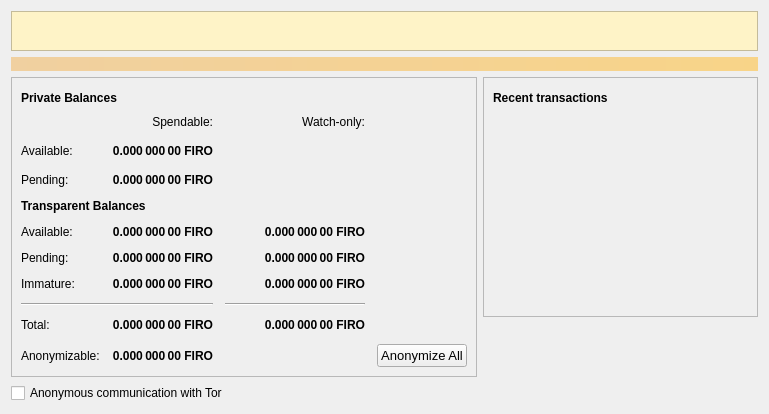
Above: src/qt/forms/overviewpage.ui from firoorg/firo before the change. Below: the same form after it.
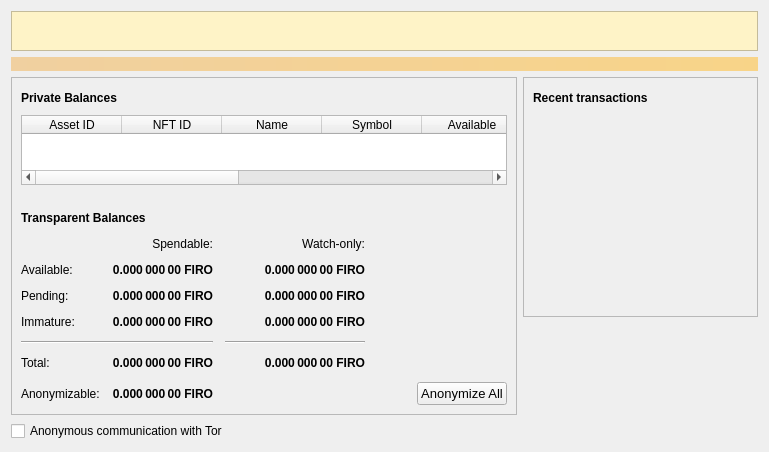
That is the form after the change. Icons and pictures are not drawn.

Diff of the .ui file:
```diff
--- a/src/qt/forms/overviewpage.ui
+++ b/src/qt/forms/overviewpage.ui
@@ -15,75 +15,75 @@
   </property>
   <layout class="QVBoxLayout" name="topLayout">
    <item>
-     <widget class="QFrame" name="warningFrame">
-      <property name="frameShape">
-       <enum>QFrame::StyledPanel</enum>
-      </property>
-      <property name="frameShadow">
-       <enum>QFrame::Raised</enum>
-      </property>
-       <property name="styleSheet">
-         <string>font-size: 14px; color: #92400E; background-color:#FEF3C7;</string>
-       </property>
-      <layout class="QHBoxLayout" name="warningLayout">
-       <item>
-        <spacer name="horizontalSpacer_warning1">
-          <property name="orientation">
-          <enum>Qt::Horizontal</enum>
-          </property>
-          <property name="sizeHint" stdset="0">
-          <size>
+    <widget class="QFrame" name="warningFrame">
+     <property name="styleSheet">
+      <string>font-size: 14px; color: #92400E; background-color:#FEF3C7;</string>
+     </property>
+     <property name="frameShape">
+      <enum>QFrame::StyledPanel</enum>
+     </property>
+     <property name="frameShadow">
+      <enum>QFrame::Raised</enum>
+     </property>
+     <layout class="QHBoxLayout" name="warningLayout">
+      <item>
+       <spacer name="horizontalSpacer_warning1">
+        <property name="orientation">
+         <enum>Qt::Horizontal</enum>
+        </property>
+        <property name="sizeHint" stdset="0">
+         <size>
           <width>20</width>
           <height>20</height>
-          </size>
-          </property>
-        </spacer>
-       </item>
-       <item>
-         <widget class="QLabel" name="textWarning1">
-           <property name="text">
-           <string> </string>
-           </property>
-           <property name="alignment">
-             <set>Qt::AlignCenter</set>
-           </property>
-         </widget>
-       </item>
-       <item>
+         </size>
+        </property>
+       </spacer>
+      </item>
+      <item>
+       <widget class="QLabel" name="textWarning1">
+        <property name="text">
+         <string/>
+        </property>
+        <property name="alignment">
+         <set>Qt::AlignCenter</set>
+        </property>
+       </widget>
+      </item>
+      <item>
        <widget class="QPushButton" name="migrateButton">
-         <property name="text">
+        <property name="styleSheet">
+         <string>padding-left: -60px; padding-right: -60px; font-weight: bold</string>
+        </property>
+        <property name="text">
          <string> Click here </string>
-         </property>
-         <property name="styleSheet">
-          <string>padding-left: -60px; padding-right: -60px; font-weight: bold</string>
-         </property>
+        </property>
        </widget>
-       </item>
-       <item>
-         <widget class="QLabel" name="textWarning2">
-           <property name="text">
-           <string> </string>
-           </property>
-           <property name="alignment">
-             <set>Qt::AlignCenter</set>
-           </property>
-         </widget>
-       </item>
-       <item>
-        <spacer name="horizontalSpacer_warning2">
-          <property name="orientation">
-          <enum>Qt::Horizontal</enum>
-          </property>
-          <property name="sizeHint" stdset="0">
-          <size>
+      </item>
+      <item>
+       <widget class="QLabel" name="textWarning2">
+        <property name="text">
+         <string/>
+        </property>
+        <property name="alignment">
+         <set>Qt::AlignCenter</set>
+        </property>
+       </widget>
+      </item>
+      <item>
+       <spacer name="horizontalSpacer_warning2">
+        <property name="orientation">
+         <enum>Qt::Horizontal</enum>
+        </property>
+        <property name="sizeHint" stdset="0">
+         <size>
           <width>40</width>
           <height>20</height>
-          </size>
-          </property>
-        </spacer>
-       </item>
-      </layout>
-      </widget>
+         </size>
+        </property>
+       </spacer>
+      </item>
+     </layout>
+    </widget>
    </item>
    <item>
     <widget class="QLabel" name="labelAlerts">
@@ -105,7 +105,7 @@
     </widget>
    </item>
    <item>
-    <layout class="QHBoxLayout" name="horizontalLayout" stretch="1,1">
+    <layout class="QHBoxLayout" name="horizontalLayout" stretch="0,1">
      <item>
       <layout class="QVBoxLayout" name="verticalLayout_2">
        <item>
@@ -180,18 +180,81 @@
             </item>
            </layout>
           </item>
+          <item>
+           <widget class="QTableWidget" name="tableWidgetSparkBalances">
+            <property name="editTriggers">
+             <set>QAbstractItemView::NoEditTriggers</set>
+            </property>
+            <property name="alternatingRowColors">
+             <bool>true</bool>
+            </property>
+            <property name="selectionMode">
+             <enum>QAbstractItemView::SingleSelection</enum>
+            </property>
+            <property name="selectionBehavior">
+             <enum>QAbstractItemView::SelectRows</enum>
+            </property>
+            <property name="sortingEnabled">
+             <bool>true</bool>
+            </property>
+            <property name="columnCount">
+             <number>9</number>
+            </property>
+            <attribute name="horizontalHeaderStretchLastSection">
+             <bool>true</bool>
+            </attribute>
+            <column>
+             <property name="text">
+              <string>Asset ID</string>
+             </property>
+            </column>
+            <column>
+             <property name="text">
+              <string>NFT ID</string>
+             </property>
+            </column>
+            <column>
+             <property name="text">
+              <string>Name</string>
+             </property>
+            </column>
+            <column>
+             <property name="text">
+              <string>Symbol</string>
+             </property>
+            </column>
+            <column>
+             <property name="text">
+              <string>Available</string>
+             </property>
+            </column>
+            <column>
+             <property name="text">
+              <string>Pending</string>
+             </property>
+            </column>
+            <column>
+             <property name="text">
+              <string>Fungible</string>
+             </property>
+            </column>
+            <column>
+             <property name="text">
+              <string>Metadata</string>
+             </property>
+            </column>
+            <column>
+             <property name="text">
+              <string>Description</string>
+             </property>
+            </column>
+           </widget>
+          </item>
           <item>
            <layout class="QGridLayout" name="gridLayout">
             <property name="spacing">
              <number>12</number>
             </property>
-            <item row="16" column="0">
-             <widget class="QLabel" name="labelAnonymizableText">
-              <property name="text">
-               <string>Anonymizable:</string>
-              </property>
-             </widget>
-            </item>
             <item row="2" column="3">
              <spacer name="horizontalSpacer_2">
               <property name="orientation">
@@ -205,62 +268,8 @@
               </property>
              </spacer>
             </item>
-            <item row="6" column="0" colspan="2">
-             <widget class="QLabel" name="label">
-              <property name="font">
-               <font>
-                <weight>75</weight>
-                <bold>true</bold>
-               </font>
-              </property>
-              <property name="text">
-               <string>Transparent Balances</string>
-              </property>
-             </widget>
-            </item>
-            <item row="16" column="1">
-             <widget class="QLabel" name="labelAnonymizable">
-              <property name="font">
-               <font>
-                <weight>75</weight>
-                <bold>true</bold>
-               </font>
-              </property>
-              <property name="text">
-               <string>0.000 000 00 FIRO</string>
-              </property>
-              <property name="alignment">
-               <set>Qt::AlignRight|Qt::AlignTrailing|Qt::AlignVCenter</set>
-              </property>
-             </widget>
-            </item>
-            <item row="11" column="2">
-             <widget class="QLabel" name="labelWatchPending">
-              <property name="font">
-               <font>
-                <weight>75</weight>
-                <bold>true</bold>
-               </font>
-              </property>
-              <property name="cursor">
-               <cursorShape>IBeamCursor</cursorShape>
-              </property>
-              <property name="toolTip">
-               <string>Unconfirmed transactions to watch-only addresses</string>
-              </property>
-              <property name="text">
-               <string notr="true">0.000 000 00 FIRO</string>
-              </property>
-              <property name="alignment">
-               <set>Qt::AlignRight|Qt::AlignTrailing|Qt::AlignVCenter</set>
-              </property>
-              <property name="textInteractionFlags">
-               <set>Qt::LinksAccessibleByMouse|Qt::TextSelectableByKeyboard|Qt::TextSelectableByMouse</set>
-              </property>
-             </widget>
-            </item>
             <item row="10" column="1">
-             <widget class="QLabel" name="labelBalance">
+             <widget class="QLabel" name="labelUnconfirmed">
               <property name="font">
                <font>
                 <weight>75</weight>
@@ -271,42 +280,7 @@
                <cursorShape>IBeamCursor</cursorShape>
               </property>
               <property name="toolTip">
-               <string>Your current spendable balance</string>
-              </property>
-              <property name="text">
-               <string notr="true">0.000 000 00 FIRO</string>
-              </property>
-              <property name="alignment">
-               <set>Qt::AlignRight|Qt::AlignTrailing|Qt::AlignVCenter</set>
-              </property>
-              <property name="textInteractionFlags">
-               <set>Qt::LinksAccessibleByMouse|Qt::TextSelectableByKeyboard|Qt::TextSelectableByMouse</set>
-              </property>
-             </widget>
-            </item>
-            <item row="0" column="1">
-             <widget class="QLabel" name="labelSpendable">
-              <property name="text">
-               <string>Spendable:</string>
-              </property>
-              <property name="alignment">
-               <set>Qt::AlignRight|Qt::AlignTrailing|Qt::AlignVCenter</set>
-              </property>
-             </widget>
-            </item>
-            <item row="10" column="2">
-             <widget class="QLabel" name="labelWatchAvailable">
-              <property name="font">
-               <font>
-                <weight>75</weight>
-                <bold>true</bold>
-               </font>
-              </property>
-              <property name="cursor">
-               <cursorShape>IBeamCursor</cursorShape>
-              </property>
-              <property name="toolTip">
-               <string>Your current balance in watch-only addresses</string>
+               <string>Total of transactions that have yet to be confirmed, and do not yet count toward the spendable balance</string>
               </property>
               <property name="text">
                <string notr="true">0.000 000 00 FIRO</string>
@@ -320,71 +294,45 @@
              </widget>
             </item>
             <item row="11" column="0">
+             <widget class="QLabel" name="labelImmatureText">
+              <property name="text">
+               <string>Immature:</string>
+              </property>
+             </widget>
+            </item>
+            <item row="14" column="1">
+             <widget class="QLabel" name="labelTotal">
+              <property name="font">
+               <font>
+                <weight>75</weight>
+                <bold>true</bold>
+               </font>
+              </property>
+              <property name="cursor">
+               <cursorShape>IBeamCursor</cursorShape>
+              </property>
+              <property name="toolTip">
+               <string>Your current total balance</string>
+              </property>
+              <property name="text">
+               <string notr="true">0.000 000 00 FIRO</string>
+              </property>
+              <property name="alignment">
+               <set>Qt::AlignRight|Qt::AlignTrailing|Qt::AlignVCenter</set>
+              </property>
+              <property name="textInteractionFlags">
+               <set>Qt::LinksAccessibleByMouse|Qt::TextSelectableByKeyboard|Qt::TextSelectableByMouse</set>
+              </property>
+             </widget>
+            </item>
+            <item row="10" column="0">
              <widget class="QLabel" name="labelPendingText">
               <property name="text">
                <string>Pending:</string>
               </property>
              </widget>
             </item>
-            <item row="5" column="1">
-             <widget class="QLabel" name="labelUnconfirmedPrivate">
-              <property name="font">
-               <font>
-                <weight>75</weight>
-                <bold>true</bold>
-               </font>
-              </property>
-              <property name="cursor">
-               <cursorShape>IBeamCursor</cursorShape>
-              </property>
-              <property name="toolTip">
-               <string>Total of anonymize transactions that have yet to be confirmed, and do not yet count toward the spendable balance</string>
-              </property>
-              <property name="text">
-               <string>0.000 000 00 FIRO</string>
-              </property>
-              <property name="alignment">
-               <set>Qt::AlignRight|Qt::AlignTrailing|Qt::AlignVCenter</set>
-              </property>
-              <property name="textInteractionFlags">
-               <set>Qt::LinksAccessibleByMouse|Qt::TextSelectableByKeyboard|Qt::TextSelectableByMouse</set>
-              </property>
-             </widget>
-            </item>
-            <item row="5" column="0">
-             <widget class="QLabel" name="labelUnconfirmedPrivateText">
-              <property name="text">
-               <string>Pending:</string>
-              </property>
-             </widget>
-            </item>
-            <item row="13" column="2">
-             <widget class="Line" name="lineWatchBalance">
-              <property name="sizePolicy">
-               <sizepolicy hsizetype="Preferred" vsizetype="Fixed">
-                <horstretch>0</horstretch>
-                <verstretch>0</verstretch>
-               </sizepolicy>
-              </property>
-              <property name="minimumSize">
-               <size>
-                <width>140</width>
-                <height>0</height>
-               </size>
-              </property>
-              <property name="orientation">
-               <enum>Qt::Horizontal</enum>
-              </property>
-             </widget>
-            </item>
-            <item row="15" column="0">
-             <widget class="QLabel" name="labelTotalText">
-              <property name="text">
-               <string>Total:</string>
-              </property>
-             </widget>
-            </item>
-            <item row="0" column="2">
+            <item row="6" column="2">
              <widget class="QLabel" name="labelWatchonly">
               <property name="text">
                <string>Watch-only:</string>
@@ -394,39 +342,86 @@
               </property>
              </widget>
             </item>
-            <item row="10" column="0">
+            <item row="15" column="4">
+             <widget class="QPushButton" name="anonymizeButton">
+              <property name="sizePolicy">
+               <sizepolicy hsizetype="Minimum" vsizetype="Minimum">
+                <horstretch>0</horstretch>
+                <verstretch>0</verstretch>
+               </sizepolicy>
+              </property>
+              <property name="font">
+               <font>
+                <pointsize>10</pointsize>
+               </font>
+              </property>
+              <property name="text">
+               <string>Anonymize All</string>
+              </property>
+             </widget>
+            </item>
+            <item row="9" column="0">
              <widget class="QLabel" name="labelBalanceText">
               <property name="text">
                <string>Available:</string>
               </property>
              </widget>
             </item>
+            <item row="5" column="0" colspan="2">
+             <widget class="QLabel" name="label">
+              <property name="font">
+               <font>
+                <weight>75</weight>
+                <bold>true</bold>
+               </font>
+              </property>
+              <property name="text">
+               <string>Transparent Balances</string>
+              </property>
+             </widget>
+            </item>
+            <item row="10" column="2">
+             <widget class="QLabel" name="labelWatchPending">
+              <property name="font">
+               <font>
+                <weight>75</weight>
+                <bold>true</bold>
+               </font>
+              </property>
+              <property name="cursor">
+               <cursorShape>IBeamCursor</cursorShape>
+              </property>
+              <property name="toolTip">
+               <string>Unconfirmed transactions to watch-only addresses</string>
+              </property>
+              <property name="text">
+               <string notr="true">0.000 000 00 FIRO</string>
+              </property>
+              <property name="alignment">
+               <set>Qt::AlignRight|Qt::AlignTrailing|Qt::AlignVCenter</set>
+              </property>
+              <property name="textInteractionFlags">
+               <set>Qt::LinksAccessibleByMouse|Qt::TextSelectableByKeyboard|Qt::TextSelectableByMouse</set>
+              </property>
+             </widget>
+            </item>
             <item row="15" column="1">
-             <widget class="QLabel" name="labelTotal">
+             <widget class="QLabel" name="labelAnonymizable">
               <property name="font">
                <font>
                 <weight>75</weight>
                 <bold>true</bold>
                </font>
               </property>
-              <property name="cursor">
-               <cursorShape>IBeamCursor</cursorShape>
-              </property>
-              <property name="toolTip">
-               <string>Your current total balance</string>
-              </property>
               <property name="text">
-               <string notr="true">0.000 000 00 FIRO</string>
+               <string>0.000 000 00 FIRO</string>
               </property>
               <property name="alignment">
                <set>Qt::AlignRight|Qt::AlignTrailing|Qt::AlignVCenter</set>
               </property>
-              <property name="textInteractionFlags">
-               <set>Qt::LinksAccessibleByMouse|Qt::TextSelectableByKeyboard|Qt::TextSelectableByMouse</set>
-              </property>
              </widget>
             </item>
-            <item row="15" column="2">
+            <item row="14" column="2">
              <widget class="QLabel" name="labelWatchTotal">
               <property name="font">
                <font>
@@ -451,7 +446,7 @@
               </property>
              </widget>
             </item>
-            <item row="13" column="0" colspan="2">
+            <item row="12" column="0" colspan="2">
              <widget class="Line" name="lineTotalBalance">
               <property name="orientation">
                <enum>Qt::Horizontal</enum>
@@ -459,56 +454,6 @@
              </widget>
             </item>
             <item row="11" column="1">
-             <widget class="QLabel" name="labelUnconfirmed">
-              <property name="font">
-               <font>
-                <weight>75</weight>
-                <bold>true</bold>
-               </font>
-              </property>
-              <property name="cursor">
-               <cursorShape>IBeamCursor</cursorShape>
-              </property>
-              <property name="toolTip">
-               <string>Total of transactions that have yet to be confirmed, and do not yet count toward the spendable balance</string>
-              </property>
-              <property name="text">
-               <string notr="true">0.000 000 00 FIRO</string>
-              </property>
-              <property name="alignment">
-               <set>Qt::AlignRight|Qt::AlignTrailing|Qt::AlignVCenter</set>
-              </property>
-              <property name="textInteractionFlags">
-               <set>Qt::LinksAccessibleByMouse|Qt::TextSelectableByKeyboard|Qt::TextSelectableByMouse</set>
-              </property>
-             </widget>
-            </item>
-            <item row="16" column="4">
-             <widget class="QPushButton" name="anonymizeButton">
-              <property name="sizePolicy">
-               <sizepolicy hsizetype="Minimum" vsizetype="Minimum">
-                <horstretch>0</horstretch>
-                <verstretch>0</verstretch>
-               </sizepolicy>
-              </property>
-              <property name="font">
-               <font>
-                <pointsize>10</pointsize>
-               </font>
-              </property>
-              <property name="text">
-               <string>Anonymize All</string>
-              </property>
-             </widget>
-            </item>
-            <item row="12" column="0">
-             <widget class="QLabel" name="labelImmatureText">
-              <property name="text">
-               <string>Immature:</string>
-              </property>
-             </widget>
-            </item>
-            <item row="12" column="1">
              <widget class="QLabel" name="labelImmature">
               <property name="font">
                <font>
@@ -533,7 +478,17 @@
               </property>
              </widget>
             </item>
-            <item row="12" column="2">
+            <item row="6" column="1">
+             <widget class="QLabel" name="labelSpendable">
+              <property name="text">
+               <string>Spendable:</string>
+              </property>
+              <property name="alignment">
+               <set>Qt::AlignRight|Qt::AlignTrailing|Qt::AlignVCenter</set>
+              </property>
+             </widget>
+            </item>
+            <item row="11" column="2">
              <widget class="QLabel" name="labelWatchImmature">
               <property name="font">
                <font>
@@ -558,15 +513,66 @@
               </property>
              </widget>
             </item>
-            <item row="2" column="0">
-             <widget class="QLabel" name="labelPrivateText">
+            <item row="9" column="2">
+             <widget class="QLabel" name="labelWatchAvailable">
+              <property name="font">
+               <font>
+                <weight>75</weight>
+                <bold>true</bold>
+               </font>
+              </property>
+              <property name="cursor">
+               <cursorShape>IBeamCursor</cursorShape>
+              </property>
+              <property name="toolTip">
+               <string>Your current balance in watch-only addresses</string>
+              </property>
               <property name="text">
-               <string>Available:</string>
+               <string notr="true">0.000 000 00 FIRO</string>
               </property>
+              <property name="alignment">
+               <set>Qt::AlignRight|Qt::AlignTrailing|Qt::AlignVCenter</set>
+              </property>
+              <property name="textInteractionFlags">
+               <set>Qt::LinksAccessibleByMouse|Qt::TextSelectableByKeyboard|Qt::TextSelectableByMouse</set>
+              </property>
              </widget>
             </item>
-            <item row="2" column="1">
-             <widget class="QLabel" name="labelPrivate">
+            <item row="15" column="0">
+             <widget class="QLabel" name="labelAnonymizableText">
+              <property name="text">
+               <string>Anonymizable:</string>
+              </property>
+             </widget>
+            </item>
+            <item row="12" column="2">
+             <widget class="Line" name="lineWatchBalance">
+              <property name="sizePolicy">
+               <sizepolicy hsizetype="Preferred" vsizetype="Fixed">
+                <horstretch>0</horstretch>
+                <verstretch>0</verstretch>
+               </sizepolicy>
+              </property>
+              <property name="minimumSize">
+               <size>
+                <width>140</width>
+                <height>0</height>
+               </size>
+              </property>
+              <property name="orientation">
+               <enum>Qt::Horizontal</enum>
+              </property>
+             </widget>
+            </item>
+            <item row="14" column="0">
+             <widget class="QLabel" name="labelTotalText">
+              <property name="text">
+               <string>Total:</string>
+              </property>
+             </widget>
+            </item>
+            <item row="9" column="1">
+             <widget class="QLabel" name="labelBalance">
               <property name="font">
                <font>
                 <weight>75</weight>
@@ -577,10 +583,10 @@
                <cursorShape>IBeamCursor</cursorShape>
               </property>
               <property name="toolTip">
-               <string>Your current spendable anonymized balance</string>
+               <string>Your current spendable balance</string>
               </property>
               <property name="text">
-               <string>0.000 000 00 FIRO</string>
+               <string notr="true">0.000 000 00 FIRO</string>
               </property>
               <property name="alignment">
                <set>Qt::AlignRight|Qt::AlignTrailing|Qt::AlignVCenter</set>
@@ -719,7 +725,7 @@
          </layout>
         </widget>
        </item>
-        <item>
+       <item>
         <spacer name="verticalSpacer_2">
          <property name="orientation">
           <enum>Qt::Vertical</enum>
```
